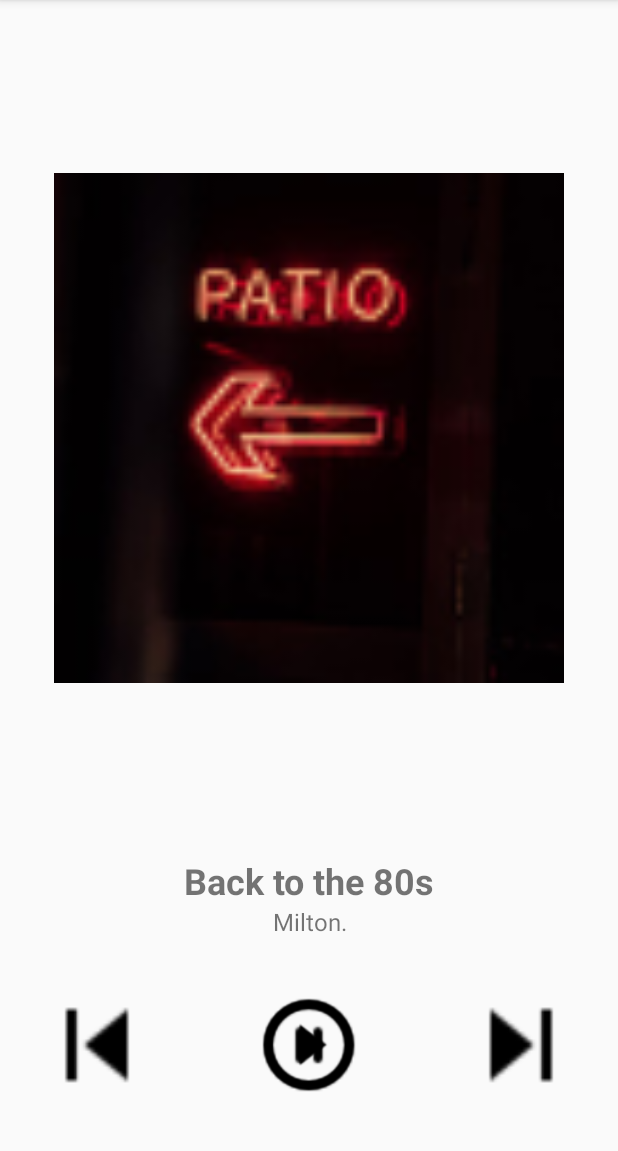
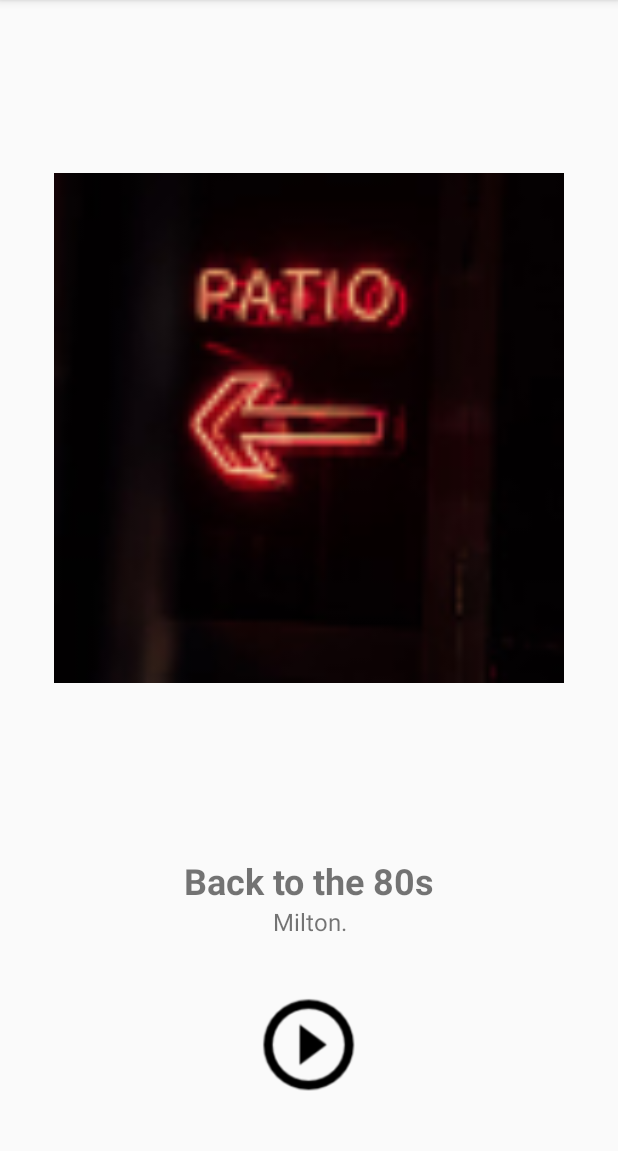
Before and after one commit to becausewesley/MusicalStructureApp, an Android app: the screen it shows after launch (MusicPlayer), after a tap on "Milton.", on a phone screen of 412 x 824 dp, the part 84-1235 px from its top. Run offline under Robolectric (Android 15) with nearby library versions, the phone set to English and light mode, and no system bars.

Commit message:
Added player UI functionality

```diff
--- a/app/src/main/java/com/example/musicalstructureproject/MusicPlayer.java
+++ b/app/src/main/java/com/example/musicalstructureproject/MusicPlayer.java
@@ -5,27 +5,63 @@ import androidx.appcompat.app.AppCompatActivity;
 import android.media.Image;
 import android.os.Bundle;
 import android.util.Log;
+import android.view.View;
+import android.widget.Button;
 import android.widget.ImageView;
 import android.widget.TextView;
 
 public class MusicPlayer extends AppCompatActivity {
 
+    //These are the views where the info will be displayed
     TextView songNameTextView;
     TextView artistNameTextView;
     ImageView albumArt;
 
+    //These are the variable which store the current info from the selection
     int songArt;
     String songName;
     String songArtist;
+
+    //These are the play/pause buttons
+    Button playBtn;
+    Button pauseBtn;
 
     @Override
     protected void onCreate(Bundle savedInstanceState) {
         super.onCreate(savedInstanceState);
         setContentView(R.layout.activity_music_player);
 
+        //This uses the infoSetter method to display all the info from the selection
        infoSetter();
+
+       //This sets the play button to VISIBLE by default
+       playBtn = findViewById(R.id.play_button);
+       playBtn.setVisibility(View.VISIBLE);
+
+        //This sets the pause button to VISIBLE by default
+       pauseBtn = findViewById(R.id.pause_button);
+       pauseBtn.setVisibility(View.INVISIBLE);
+
+       //Play button On Click Listener
+       playBtn.setOnClickListener(new View.OnClickListener() {
+           @Override
+           public void onClick(View v) {
+               playBtn.setVisibility(View.INVISIBLE);
+               pauseBtn.setVisibility(View.VISIBLE);
+           }
+       });
+
+        //Pause button On Click Listener
+       pauseBtn.setOnClickListener(new View.OnClickListener() {
+           @Override
+           public void onClick(View v) {
+               pauseBtn.setVisibility(View.INVISIBLE);
+               playBtn.setVisibility(View.VISIBLE);
+           }
+       });
     }
 
+    //This method gets the info from the selection and displays it on the UI
     public void infoSetter(){
 
         songName = getIntent().getExtras().getString("songNm");
--- a/app/src/main/res/layout/activity_music_player.xml
+++ b/app/src/main/res/layout/activity_music_player.xml
@@ -30,15 +30,9 @@
         android:layout_gravity="bottom"
         android:layout_weight="1">
 
-        <Button
-            android:id="@+id/skip_back_button"
-            android:layout_width="0dp"
-            android:layout_height="match_parent"
-            android:layout_weight="1"
-            android:layout_margin="24dp"
-            android:background="@drawable/baseline_skip_previous_black_18dp"/>
 
         <RelativeLayout
+
             android:layout_width="wrap_content"
             android:layout_height="match_parent"
             android:layout_weight="1">
@@ -60,15 +54,6 @@
         </RelativeLayout>
 
 
-
-        <Button
-            android:id="@+id/skip_fwd_button"
-            android:layout_width="0dp"
-            android:layout_height="match_parent"
-            android:layout_weight="1"
-            android:layout_margin="24dp"
-            android:background="@drawable/baseline_skip_next_black_18dp"/>
-
     </LinearLayout>
 
 
```
